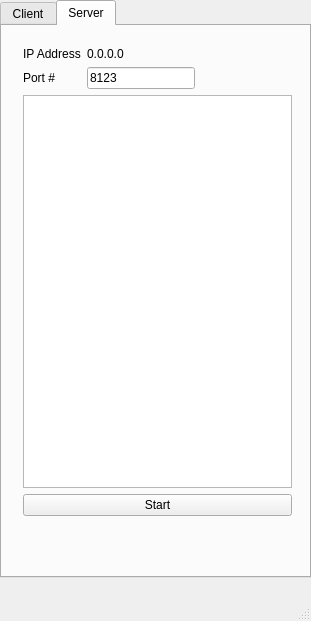
First picture: the form in mainwindow.ui, repository nickhuber/albatross, before the edit.
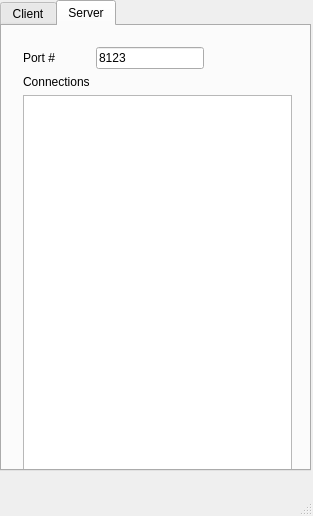
Second picture: the form after the edit. The open tabs and pages were chosen to show the change.

Commit message: removed server IP label, since it won't be implemented

What changed in the file:
```diff
--- a/mainwindow.ui
+++ b/mainwindow.ui
@@ -6,12 +6,12 @@
    <rect>
     <x>0</x>
     <y>0</y>
-    <width>311</width>
-    <height>621</height>
+    <width>313</width>
+    <height>516</height>
    </rect>
   </property>
   <property name="sizePolicy">
-   <sizepolicy hsizetype="Fixed" vsizetype="Fixed">
+   <sizepolicy hsizetype="Expanding" vsizetype="Expanding">
     <horstretch>0</horstretch>
     <verstretch>0</verstretch>
    </sizepolicy>
@@ -35,7 +35,7 @@
       <x>0</x>
       <y>0</y>
       <width>311</width>
-      <height>578</height>
+      <height>471</height>
      </rect>
     </property>
     <property name="maximumSize">
@@ -193,33 +193,22 @@
         <enum>QFormLayout::FieldsStayAtSizeHint</enum>
        </property>
        <item row="0" column="0">
-        <widget class="QLabel" name="serverServerIPLabel">
-         <property name="text">
-          <string>IP Address</string>
-         </property>
-        </widget>
-       </item>
-       <item row="0" column="1">
-        <widget class="QLabel" name="serverIPStatic">
-         <property name="text">
-          <string>0.0.0.0</string>
-         </property>
-        </widget>
-       </item>
-       <item row="1" column="0">
         <widget class="QLabel" name="portServerLabel">
          <property name="text">
           <string>Port #</string>
          </property>
         </widget>
        </item>
-       <item row="1" column="1">
+       <item row="0" column="1">
         <widget class="QLineEdit" name="portServerLineEdit">
          <property name="text">
           <string>8123</string>
          </property>
         </widget>
        </item>
+       <item row="2" column="0" colspan="2">
+        <widget class="QListWidget" name="clientList"/>
+       </item>
        <item row="3" column="0" colspan="2">
         <widget class="QPushButton" name="startPushButton">
          <property name="text">
@@ -227,8 +216,12 @@
          </property>
         </widget>
        </item>
-       <item row="2" column="0" colspan="2">
-        <widget class="QListWidget" name="clientList"/>
+       <item row="1" column="0">
+        <widget class="QLabel" name="label">
+         <property name="text">
+          <string>Connections</string>
+         </property>
+        </widget>
        </item>
       </layout>
      </widget>
@@ -240,7 +233,7 @@
     <rect>
      <x>0</x>
      <y>0</y>
-     <width>311</width>
+     <width>313</width>
      <height>22</height>
     </rect>
    </property>
```
The commit also changes 2 other files.
